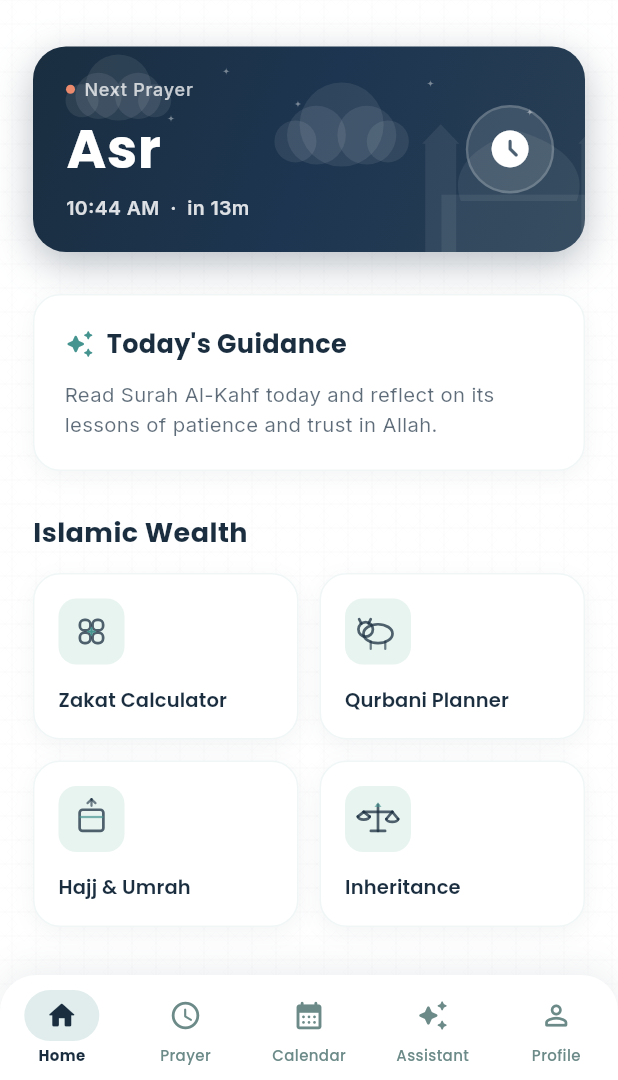
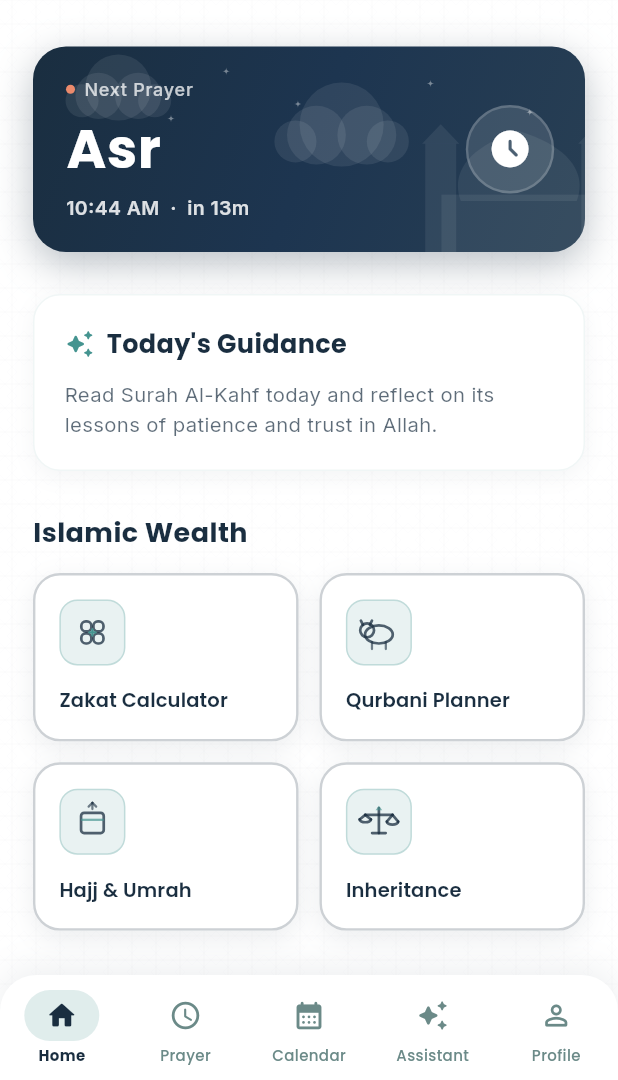
Before and after one commit to afiafahmidha/DeenMate_SDP2, a Flutter app: the DashboardScreen screen opened directly with empty values, on a phone screen of 412 x 824 dp, the part 156-1236 px from its top. Run offline on Flutter 3.47's test engine with Material 3 defaults, Android fonts, the phone set to English and light mode, and no system bars; our stand-ins replace adhan, flutter_local_notifications, geocoding, geolocator, google_fonts, pdf and 3 more; accounts and stored records are empty; network calls fail.

Commit message:
Border_design

```diff
--- a/lib/screens/dashboard_screen.dart
+++ b/lib/screens/dashboard_screen.dart
@@ -1887,7 +1887,7 @@ class _DashboardScreenState extends State<DashboardScreen>
     );
   }
 
-  // ===== ISLAMIC WEALTH GRID =====
+
   // ===== ISLAMIC WEALTH GRID =====
   Widget _buildIslamicWealthGrid() {
     return Padding(
@@ -2004,7 +2004,8 @@ class _DashboardScreenState extends State<DashboardScreen>
     );
   }
 
-  // ===== FEATURE CARD (Reusable) =====
+
+ // ===== FEATURE CARD (Reusable) =====
   Widget _buildFeatureCard({
     required IconData icon,
     required String label,
@@ -2016,8 +2017,8 @@ class _DashboardScreenState extends State<DashboardScreen>
       child: InkWell(
         onTap: onTap ?? () {},
         borderRadius: BorderRadius.circular(18),
-        splashColor: AppColors.dustyBlueTeal.withValues(alpha: 0.15),
-        highlightColor: AppColors.dustyBlueTeal.withValues(alpha: 0.08),
+        splashColor: AppColors.midTeal.withValues(alpha: 0.15),
+        highlightColor: AppColors.midTeal.withValues(alpha: 0.08),
         child: Container(
           padding: const EdgeInsets.all(16),
           decoration: BoxDecoration(
@@ -2025,14 +2026,14 @@ class _DashboardScreenState extends State<DashboardScreen>
             borderRadius: BorderRadius.circular(18),
             boxShadow: [
               BoxShadow(
-                color: AppColors.navyBlue.withValues(alpha: 0.05),
-                blurRadius: 12,
-                offset: const Offset(0, 4),
+                color: AppColors.navyBlue.withValues(alpha: 0.08),
+                blurRadius: 14,
+                offset: const Offset(0, 5),
               ),
             ],
             border: Border.all(
-              color: AppColors.dustyBlueTeal.withValues(alpha: 0.12),
-              width: 1,
+              color: AppColors.navyBlue.withValues(alpha: 0.22),
+              width: 1.6,
             ),
           ),
           child: Column(
@@ -2043,8 +2044,12 @@ class _DashboardScreenState extends State<DashboardScreen>
                 width: 44,
                 height: 44,
                 decoration: BoxDecoration(
-                  color: const Color(0xFFE8F4F0),
+                  color: AppColors.midTeal.withValues(alpha: 0.12),
                   borderRadius: BorderRadius.circular(12),
+                  border: Border.all(
+                    color: AppColors.midTeal.withValues(alpha: 0.25),
+                    width: 1,
+                  ),
                 ),
                 child: iconPainter != null
                     ? CustomPaint(painter: iconPainter)
@@ -2066,7 +2071,6 @@ class _DashboardScreenState extends State<DashboardScreen>
       ),
     );
   }
-
   // ===== TODAY'S GUIDANCE =====
   Widget _buildTodaysGuidance() {
     return Padding(
```
